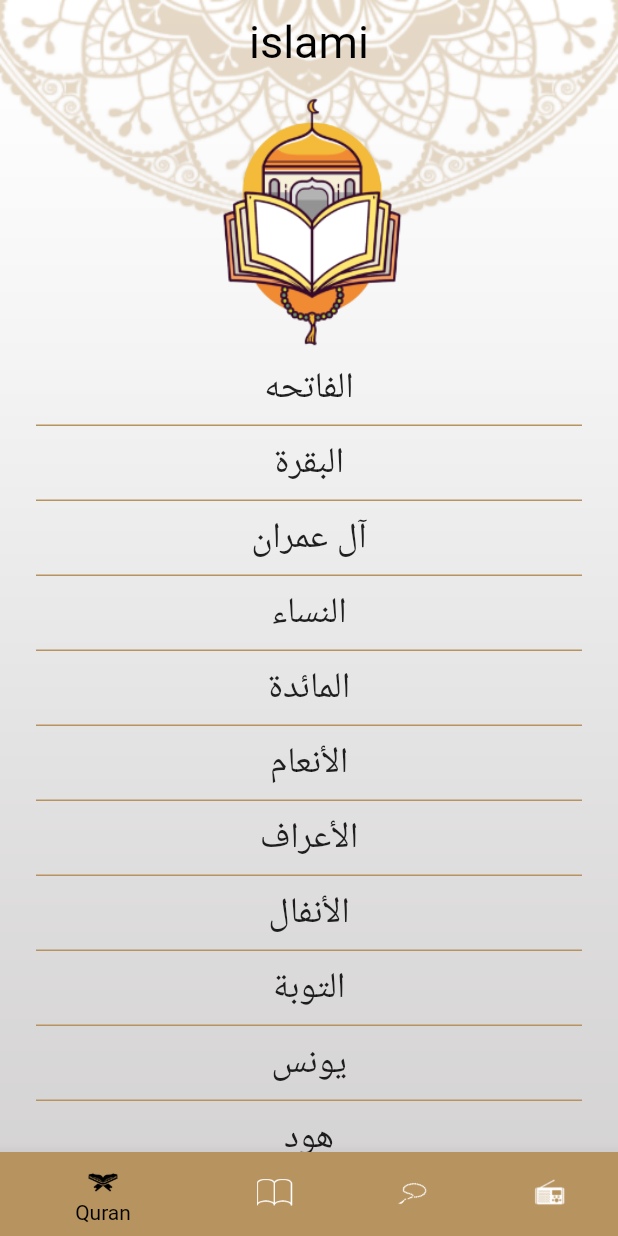
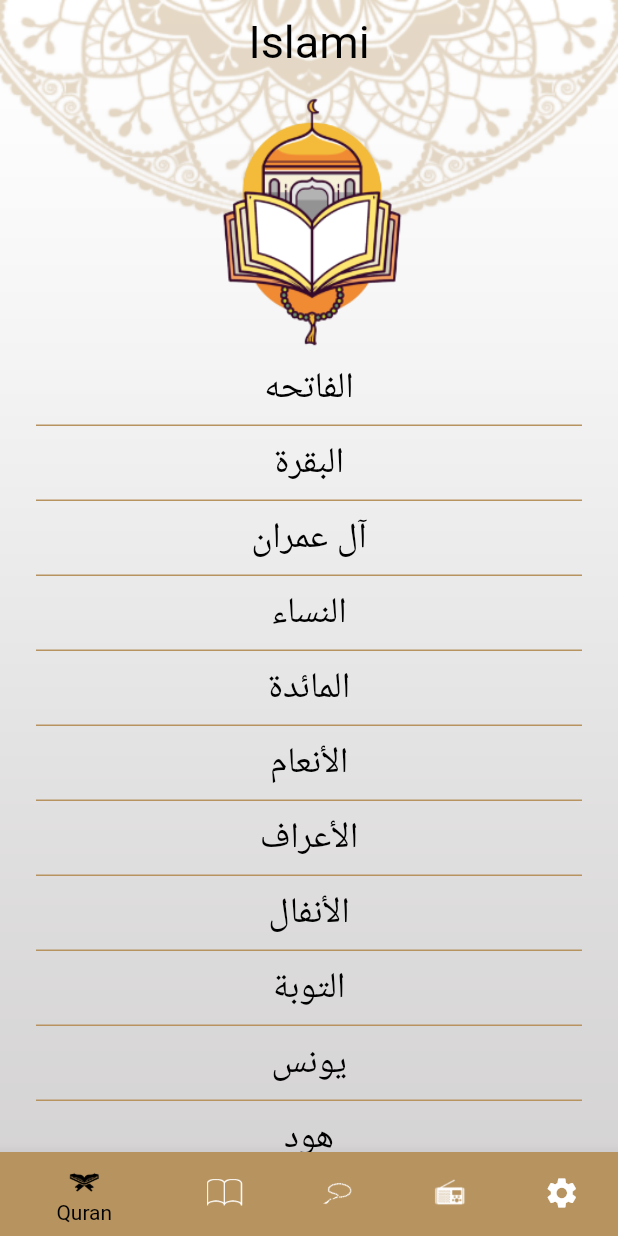
Before and after one commit to mohamednabiltraining/islami-online-c4, a Flutter app: the screen it shows after launch, on a phone screen of 412 x 824 dp. Run offline on Flutter 3.47's test engine with Material 2 defaults, Android fonts, the phone set to English and light mode, and no system bars; generated files the repository leaves out were written again.

Commit message:
added settings tab change locale and theme

```diff
--- /dev/null
+++ b/l10n.yaml
@@ -0,0 +1,2 @@
+arb-dir: lib/l10n
+output-localization-file: app_localizations.dart
--- a/lib/home/HomeScreen.dart
+++ b/lib/home/HomeScreen.dart
@@ -1,9 +1,12 @@
 import 'package:flutter/material.dart';
+import 'package:flutter_gen/gen_l10n/app_localizations.dart';
 import 'package:islami_online_c4/home/hadeth/HadethTab.dart';
 import 'package:islami_online_c4/home/quran/QuranTab.dart';
 import 'package:islami_online_c4/home/radio/RadioTab.dart';
+import 'package:islami_online_c4/home/settings/SettingsTab.dart';
 import 'package:islami_online_c4/home/tasbeh/TasbehTab.dart';
-import 'package:islami_online_c4/main.dart';
+import 'package:islami_online_c4/providers/AppConfigProvider.dart';
+import 'package:provider/provider.dart';
 
 class HomeScreen extends StatefulWidget {
   static const String routeName = 'home';
@@ -17,20 +20,23 @@ class _HomeScreenState extends State<HomeScreen> {
 
   @override
   Widget build(BuildContext context) {
+    var provider = Provider.of<AppConfigProvider>(context);
     return Stack(
       children: [
         Image.asset(
-          'assets/images/main_background.png',
+          provider.isDarkMode()
+              ? 'assets/images/main_background_dark.png'
+              : 'assets/images/main_background.png',
           fit: BoxFit.fill,
           width: double.infinity,
         ),
         Scaffold(
           appBar: AppBar(
-            title: Text('islami'),
+            title: Text(AppLocalizations.of(context)!.app_title),
           ),
           bottomNavigationBar: Theme(
             data: Theme.of(context)
-                .copyWith(canvasColor: MyThemeData.primaryColor),
+                .copyWith(canvasColor: Theme.of(context).primaryColor),
             child: BottomNavigationBar(
               currentIndex: currentIndex,
               onTap: (index) {
@@ -40,16 +46,19 @@ class _HomeScreenState extends State<HomeScreen> {
               items: [
                 BottomNavigationBarItem(
                     icon: ImageIcon(AssetImage('assets/images/ic_quran.png')),
-                    label: 'Quran'),
+                    label: AppLocalizations.of(context)!.quran),
                 BottomNavigationBarItem(
                     icon: ImageIcon(AssetImage('assets/images/ic_hadeth.png')),
-                    label: 'Hadeth'),
+                    label: AppLocalizations.of(context)!.hadeth),
                 BottomNavigationBarItem(
                     icon: ImageIcon(AssetImage('assets/images/ic_sebha.png')),
-                    label: 'Tasbeh'),
+                    label: AppLocalizations.of(context)!.tasbeh),
                 BottomNavigationBarItem(
                     icon: ImageIcon(AssetImage('assets/images/ic_radio.png')),
-                    label: 'Radio'),
+                    label: AppLocalizations.of(context)!.radio),
+                BottomNavigationBarItem(
+                    icon: Icon(Icons.settings),
+                    label: AppLocalizations.of(context)!.settings),
               ],
             ),
           ),
@@ -61,5 +70,11 @@ class _HomeScreenState extends State<HomeScreen> {
     );
   }
 
-  List<Widget> views = [QuranTab(), HadethTab(), TasbehTab(), RadioTab()];
+  List<Widget> views = [
+    QuranTab(),
+    HadethTab(),
+    TasbehTab(),
+    RadioTab(),
+    SettingsTab()
+  ];
 }
--- a/lib/home/hadeth/HadethNameWidget.dart
+++ b/lib/home/hadeth/HadethNameWidget.dart
@@ -18,9 +18,7 @@ class HadethNameWidget extends StatelessWidget {
         padding: EdgeInsets.all(8),
         child: Text(
           item.title,
-          style: TextStyle(
-            fontSize: 24,
-          ),
+          style: Theme.of(context).primaryTextTheme.headline2,
           textAlign: TextAlign.center,
         ),
       ),
--- a/lib/home/quran/QuranTab.dart
+++ b/lib/home/quran/QuranTab.dart
@@ -1,5 +1,8 @@
 import 'package:flutter/material.dart';
 import 'package:islami_online_c4/home/quran/SuraNameWidget.dart';
+import 'package:islami_online_c4/main.dart';
+import 'package:islami_online_c4/providers/AppConfigProvider.dart';
+import 'package:provider/provider.dart';
 
 class QuranTab extends StatelessWidget {
   List<String> names = [
@@ -121,6 +124,7 @@ class QuranTab extends StatelessWidget {
 
   @override
   Widget build(BuildContext context) {
+    var provider = Provider.of<AppConfigProvider>(context);
     return Column(
       children: [
         Expanded(
@@ -141,7 +145,9 @@ class QuranTab extends StatelessWidget {
             separatorBuilder: (buildContext, index) {
               return Container(
                 height: 1,
-                color: Theme.of(context).primaryColor,
+                color: provider.isDarkMode()
+                    ? MyThemeData.accentColorDark
+                    : MyThemeData.primaryColor,
                 margin: EdgeInsets.symmetric(horizontal: 24),
               );
             },
--- a/lib/home/quran/SuraNameWidget.dart
+++ b/lib/home/quran/SuraNameWidget.dart
@@ -19,9 +19,7 @@ class SuraNameWidget extends StatelessWidget {
         child: Text(
           suraName,
           textAlign: TextAlign.center,
-          style: TextStyle(
-            fontSize: 24,
-          ),
+          style: Theme.of(context).primaryTextTheme.headline2,
         ),
       ),
     );
--- a/lib/main.dart
+++ b/lib/main.dart
@@ -1,15 +1,29 @@
 import 'package:flutter/material.dart';
+import 'package:flutter_gen/gen_l10n/app_localizations.dart';
 import 'package:islami_online_c4/home/HomeScreen.dart';
+import 'package:islami_online_c4/home/hadeth/HadethDetailsScreen.dart';
 import 'package:islami_online_c4/home/quran/SuraDetailsScreen.dart';
-import 'package:islami_online_c4/home/hadeth/HadethDetailsScreen.dart';
+import 'package:islami_online_c4/providers/AppConfigProvider.dart';
+import 'package:provider/provider.dart';
 
 void main() {
-  runApp(MainApplication());
+  runApp(ChangeNotifierProvider(
+      create: (buildContext) {
+        return AppConfigProvider();
+      },
+      child: MainApplication()));
 }
 
 class MyThemeData {
   static const Color primaryColor = Color.fromARGB(255, 183, 147, 95);
+  static const Color primaryColorDark = Color.fromARGB(255, 20, 26, 46);
+  static const Color accentColorDark = Color.fromARGB(255, 250, 204, 29);
   static final ThemeData lightTheme = ThemeData(
+      primaryTextTheme: TextTheme(
+        headline1: TextStyle(color: Colors.black),
+        headline2: TextStyle(color: Colors.black, fontSize: 24),
+        headline3: TextStyle(color: Colors.black),
+      ),
       scaffoldBackgroundColor: Colors.transparent,
       primaryColor: MyThemeData.primaryColor,
       appBarTheme: AppBarTheme(
@@ -22,22 +36,38 @@ class MyThemeData {
       bottomNavigationBarTheme: BottomNavigationBarThemeData(
           selectedItemColor: Colors.black, unselectedItemColor: Colors.white));
   static final ThemeData darkTheme = ThemeData(
+      primaryTextTheme: TextTheme(
+        headline1: TextStyle(color: Colors.white),
+        headline2: TextStyle(color: Colors.white, fontSize: 24),
+        headline3: TextStyle(color: Colors.white),
+      ),
       scaffoldBackgroundColor: Colors.transparent,
-      primaryColor: MyThemeData.primaryColor,
+      primaryColor: MyThemeData.primaryColorDark,
       appBarTheme: AppBarTheme(
-          backgroundColor: Colors.transparent,
-          centerTitle: true,
-          elevation: 0,
-          titleTextStyle: TextStyle(color: Colors.black, fontSize: 30)));
+        backgroundColor: Colors.transparent,
+        elevation: 0,
+        centerTitle: true,
+        iconTheme: IconThemeData(color: Colors.white),
+        titleTextStyle: TextStyle(color: Colors.white, fontSize: 30),
+      ),
+      bottomNavigationBarTheme: BottomNavigationBarThemeData(
+          selectedItemColor: MyThemeData.accentColorDark,
+          unselectedItemColor: Colors.white));
 }
 
 class MainApplication extends StatelessWidget {
   @override
   Widget build(BuildContext context) {
+    var provider = Provider.of<AppConfigProvider>(context);
+
     return MaterialApp(
       title: 'Islami',
+      localizationsDelegates: AppLocalizations.localizationsDelegates,
+      supportedLocales: AppLocalizations.supportedLocales,
       theme: MyThemeData.lightTheme,
       darkTheme: MyThemeData.darkTheme,
+      themeMode: provider.appTheme,
+      locale: Locale(provider.appLanguage),
       routes: {
         HomeScreen.routeName: (buildContext) => HomeScreen(),
         HadethDetailsScreen.routeName: (buildContext) => HadethDetailsScreen(),
--- /dev/null
+++ b/lib/providers/AppConfigProvider.dart
@@ -0,0 +1,28 @@
+import 'package:flutter/material.dart';
+
+class AppConfigProvider extends ChangeNotifier {
+  String appLanguage = 'en'; // Todo:read this value from sharedprefences
+  ThemeMode appTheme =
+      ThemeMode.light; //  Todo:read this value from sharedprefences
+  bool isDarkMode() {
+    return appTheme == ThemeMode.dark;
+  }
+
+  void changeTheme(ThemeMode newMode) {
+    if (newMode == appTheme) {
+      return;
+    }
+    appTheme = newMode;
+    //Todo:Save this value to sharedprefences
+    notifyListeners();
+  }
+
+  void changeLanguage(String langCode) {
+    if (langCode == appLanguage) {
+      return;
+    }
+    //Todo:Save this value to sharedprefences
+    appLanguage = langCode;
+    notifyListeners();
+  }
+}
--- a/pubspec.yaml
+++ b/pubspec.yaml
@@ -29,6 +29,11 @@ environment:
 dependencies:
   flutter:
     sdk: flutter
+  flutter_localizations: # Add this line
+    sdk: flutter
+
+  intl: ^0.17.0 # Add this line
+  provider: ^6.0.1
 
 
   # The following adds the Cupertino Icons font to your application.
@@ -52,6 +57,7 @@ dev_dependencies:
 # The following section is specific to Flutter.
 flutter:
 
+  generate: true # Add this line
   # The following line ensures that the Material Icons font is
   # included with your application, so that you can use the icons in
   # the material Icons class.
```
Also changed, not shown: lib/home/settings/LanguageBottomSheet.dart (added, +66 -0 lines), lib/home/settings/SettingsTab.dart (added, +84 -0 lines), lib/home/settings/ThemeBottomSheet.dart (added, +71 -0 lines), lib/l10n/app_ar.arb (added, +12 -0 lines), lib/l10n/app_en.arb (added, +12 -0 lines), assets/images/2.0x/main_background_dark@2x.png (added), assets/images/3.0x/main_background_dark@3x.png (added), assets/images/main_background_dark.png (added), pubspec.lock.
